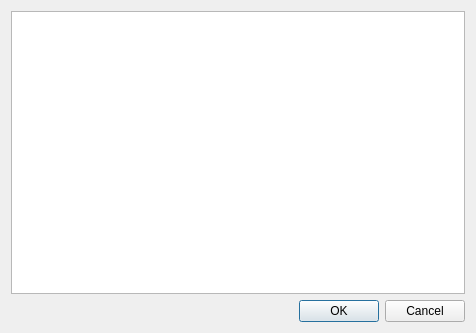
The window that retroshare-gui/src/gui/im_history/ImHistoryBrowser.ui (RetroShare/RetroShare) describes before a commit, drawn with Qt 5.
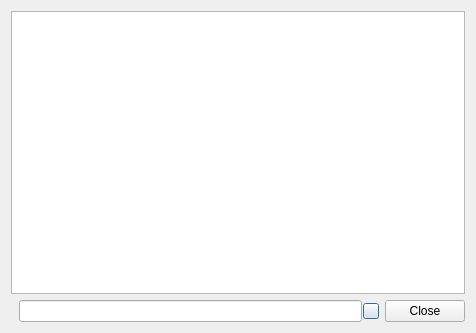
The same window after the commit. Icons and pictures are not drawn.

Commit message:
Redesigned history browser of group chat. New chat style for history browser.
There's more to come.

Patch:
```diff
--- a/retroshare-gui/src/gui/im_history/ImHistoryBrowser.ui
+++ b/retroshare-gui/src/gui/im_history/ImHistoryBrowser.ui
@@ -19,14 +19,85 @@
   </property>
   <layout class="QGridLayout" name="gridLayout">
    <item row="0" column="0">
-    <widget class="QTextBrowser" name="textBrowser"/>
-   </item>
-   <item row="1" column="0">
-    <widget class="QDialogButtonBox" name="buttonBox">
-     <property name="standardButtons">
-      <set>QDialogButtonBox::Cancel|QDialogButtonBox::Ok</set>
-     </property>
-    </widget>
+    <layout class="QGridLayout" name="mainLayout">
+     <item row="1" column="0">
+      <layout class="QHBoxLayout" name="bottomLine">
+       <item>
+        <layout class="QHBoxLayout" name="filterLayout">
+         <property name="spacing">
+          <number>1</number>
+         </property>
+         <item>
+          <widget class="QLabel" name="label">
+           <property name="text">
+            <string/>
+           </property>
+           <property name="pixmap">
+            <pixmap resource="../images.qrc">:/images/find-16.png</pixmap>
+           </property>
+          </widget>
+         </item>
+         <item>
+          <widget class="QLineEdit" name="filterPatternLineEdit"/>
+         </item>
+         <item>
+          <widget class="QPushButton" name="clearButton">
+           <property name="minimumSize">
+            <size>
+             <width>16</width>
+             <height>16</height>
+            </size>
+           </property>
+           <property name="maximumSize">
+            <size>
+             <width>16</width>
+             <height>16</height>
+            </size>
+           </property>
+           <property name="toolTip">
+            <string>Reset</string>
+           </property>
+           <property name="styleSheet">
+            <string notr="true">QPushButton
+{
+ border-image: url(:/images/closenormal.png) 
+}
+                                
+QPushButton:hover 
+{
+border-image: url(:/images/closehover.png) 
+}
+                                
+QPushButton:pressed  {
+border-image: url(:/images/closepressed.png) 
+}</string>
+           </property>
+           <property name="text">
+            <string/>
+           </property>
+          </widget>
+         </item>
+        </layout>
+       </item>
+       <item>
+        <widget class="QDialogButtonBox" name="buttonBox">
+         <property name="sizePolicy">
+          <sizepolicy hsizetype="Fixed" vsizetype="Fixed">
+           <horstretch>0</horstretch>
+           <verstretch>0</verstretch>
+          </sizepolicy>
+         </property>
+         <property name="standardButtons">
+          <set>QDialogButtonBox::Close</set>
+         </property>
+        </widget>
+       </item>
+      </layout>
+     </item>
+     <item row="0" column="0">
+      <widget class="QListWidget" name="listWidget"/>
+     </item>
+    </layout>
    </item>
   </layout>
  </widget>
```
Left out of the diff: 22 changed lines with no effect on the pictures. The commit also changes 8 other files.
